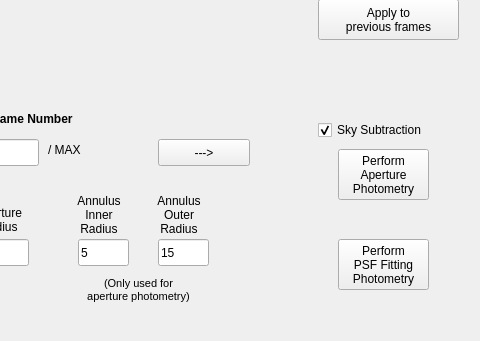
Old version of the form control/LoadImageStack_gui.ui in the repository bmazin/ARCONS-pipeline; both pictures show x 222 to 702 and y 461 to 802 of the 702 by 802 pixel window.
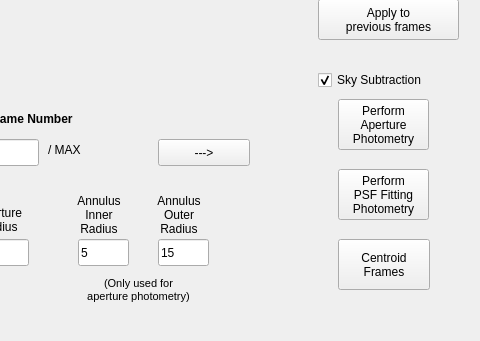
New version of the form. Custom widgets are drawn as their Qt base class.

Commit message: Fixed CalculateRaDec.py and CentroidCalc.py to use standard headers in h5 files. Changed output format for DisplayStack.py to h5 files from npz files.  Fixed LoadImageStack.py to load h5 files instead of npz files.  Minor bug fixes in DisplayStack.py occuring when no wavecal solution was applied.

```diff
--- a/control/LoadImageStack_gui.ui
+++ b/control/LoadImageStack_gui.ui
@@ -206,7 +206,7 @@
    <property name="geometry">
     <rect>
      <x>560</x>
-     <y>610</y>
+     <y>560</y>
      <width>91</width>
      <height>51</height>
     </rect>
@@ -224,7 +224,7 @@
    <property name="geometry">
     <rect>
      <x>560</x>
-     <y>700</y>
+     <y>630</y>
      <width>91</width>
      <height>51</height>
     </rect>
@@ -525,7 +525,7 @@
    <property name="geometry">
     <rect>
      <x>540</x>
-     <y>580</y>
+     <y>530</y>
      <width>131</width>
      <height>22</height>
     </rect>
@@ -537,6 +537,23 @@
     <bool>true</bool>
    </property>
   </widget>
+  <widget class="QPushButton" name="centroidButton">
+   <property name="geometry">
+    <rect>
+     <x>560</x>
+     <y>700</y>
+     <width>92</width>
+     <height>51</height>
+    </rect>
+   </property>
+   <property name="text">
+    <string>Centroid
+Frames</string>
+   </property>
+   <property name="autoDefault">
+    <bool>false</bool>
+   </property>
+  </widget>
  </widget>
  <customwidgets>
   <customwidget>
```
The commit also changes 5 other files.
